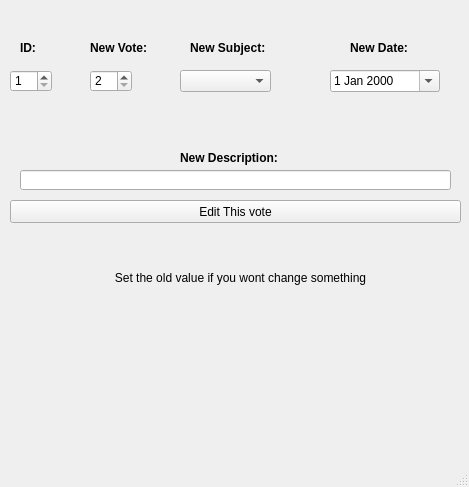
The window that editrecord.ui (ice-bit/registro) describes before a commit, drawn with Qt 5.
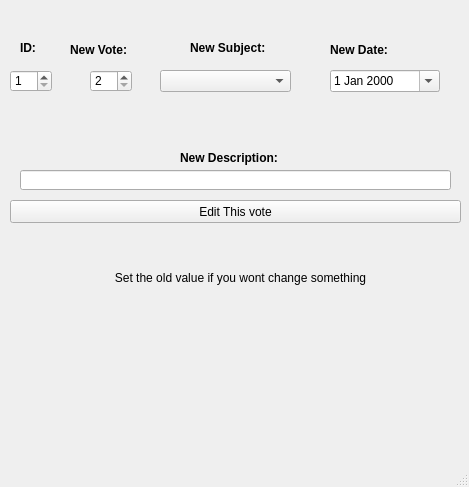
The same window after the commit. Icons and pictures are not drawn.

Patch:
```diff
--- a/editrecord.ui
+++ b/editrecord.ui
@@ -21,10 +21,10 @@
    <widget class="QLabel" name="label">
     <property name="geometry">
      <rect>
-      <x>90</x>
+      <x>70</x>
       <y>40</y>
-      <width>61</width>
-      <height>16</height>
+      <width>81</width>
+      <height>20</height>
      </rect>
     </property>
     <property name="font">
@@ -42,7 +42,7 @@
      <rect>
       <x>190</x>
       <y>40</y>
-      <width>81</width>
+      <width>101</width>
       <height>16</height>
      </rect>
     </property>
@@ -59,10 +59,10 @@
    <widget class="QLabel" name="label_3">
     <property name="geometry">
      <rect>
-      <x>350</x>
+      <x>330</x>
       <y>40</y>
-      <width>61</width>
-      <height>16</height>
+      <width>81</width>
+      <height>20</height>
      </rect>
     </property>
     <property name="font">
@@ -80,7 +80,7 @@
      <rect>
       <x>180</x>
       <y>150</y>
-      <width>101</width>
+      <width>121</width>
       <height>16</height>
      </rect>
     </property>
@@ -119,9 +119,9 @@
     </property>
     <property name="geometry">
      <rect>
-      <x>180</x>
+      <x>160</x>
       <y>70</y>
-      <width>91</width>
+      <width>131</width>
       <height>22</height>
      </rect>
     </property>
```
Left out of the diff: 2 changed lines with no effect on the pictures.
